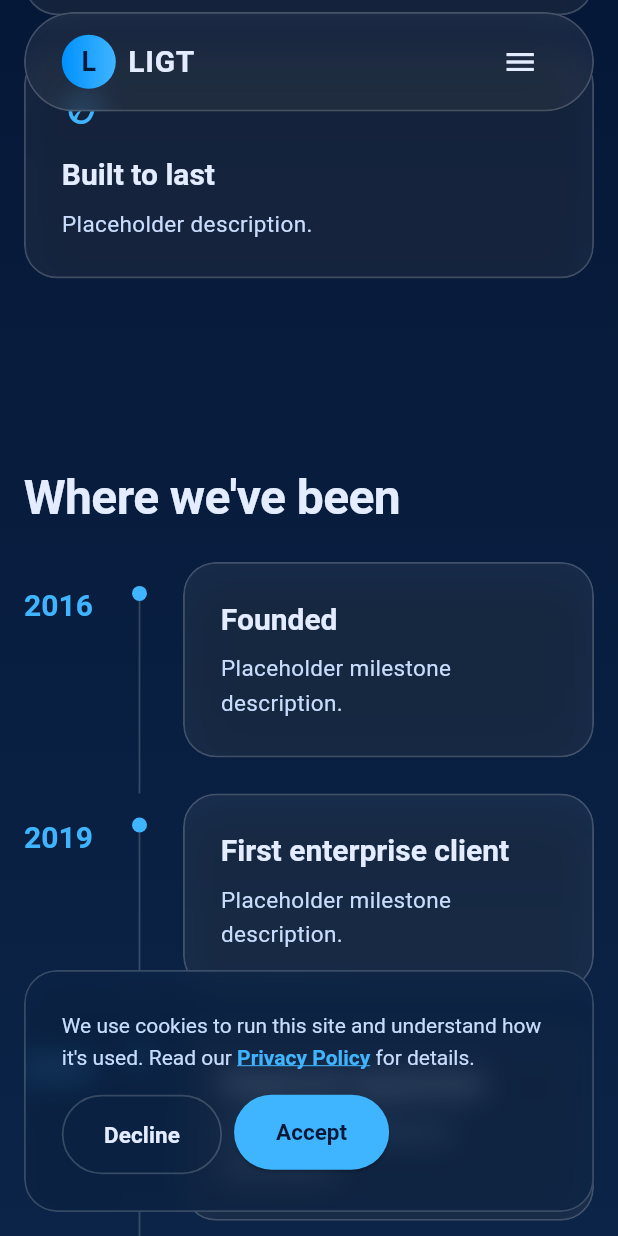
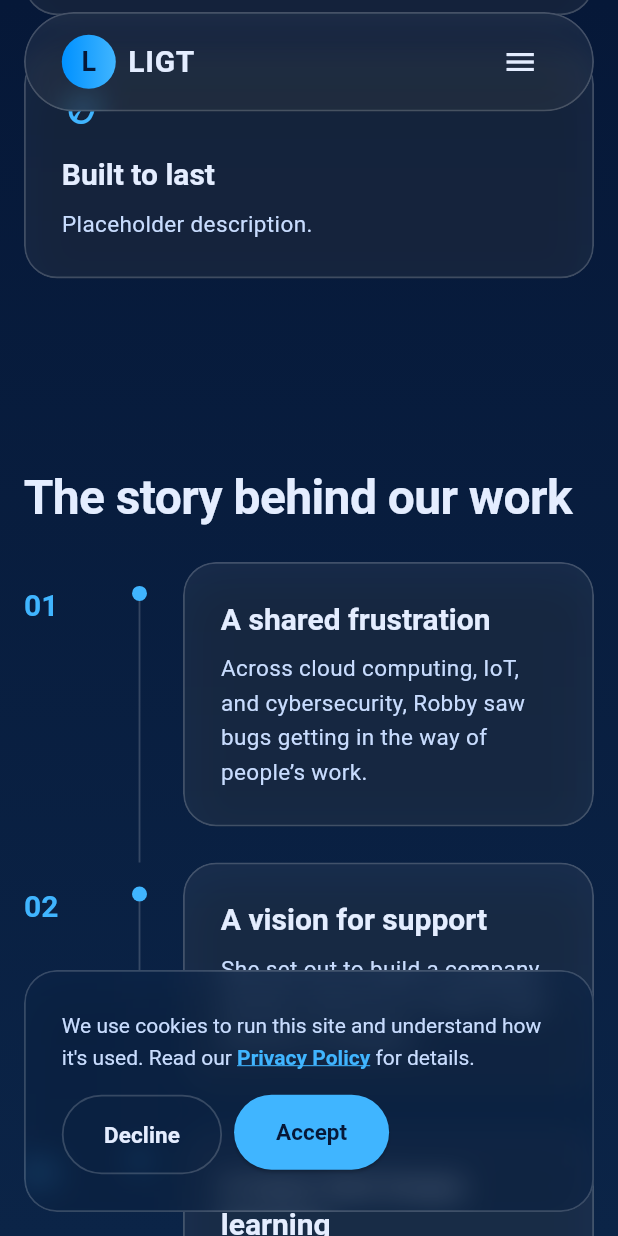
Before and after one commit to Eydriyelll/LetITGo_Technologies_clone, a Flutter app: the screen it shows after launch, scrolled down 2304 dp, on a phone screen of 412 x 824 dp. Run offline on Flutter 3.47's test engine with Material 3 defaults, Android fonts, the phone set to English and light mode, and no system bars; our stand-ins replace go_router, shared_preferences; Roboto replaces fonts that are missing (ClashDisplay, GeneralSans).

Commit message:
implement history page

```diff
--- a/lib/routing/app_router.dart
+++ b/lib/routing/app_router.dart
@@ -1,6 +1,7 @@
 import 'package:flutter/material.dart';
 import 'package:go_router/go_router.dart';
 import '../pages/home_page.dart';
+import '../pages/history_page.dart';
 import '../pages/privacy_policy_page.dart';
 import '../pages/terms_page.dart';
 import '../pages/not_found_page.dart';
@@ -23,6 +24,7 @@ import '../pages/not_found_page.dart';
 class AppRoutes {
   AppRoutes._();
   static const home = '/';
+  static const history = '/history';
   static const privacyPolicy = '/privacy-policy';
   static const terms = '/terms-and-conditions';
 }
@@ -58,6 +60,11 @@ final GoRouter appRouter = GoRouter(
       builder: (context, state) => const HomePage(),
     ),
     GoRoute(
+      path: AppRoutes.history,
+      name: 'history',
+      builder: (context, state) => const HistoryPage(),
+    ),
+    GoRoute(
       path: AppRoutes.privacyPolicy,
       name: 'privacy-policy',
       builder: (context, state) => const PrivacyPolicyPage(),
--- a/lib/sections/history_section.dart
+++ b/lib/sections/history_section.dart
@@ -1,26 +1,35 @@
 import 'package:flutter/material.dart';
+import 'package:go_router/go_router.dart';
 import '../theme/app_theme.dart';
 import '../utils/responsive.dart';
 import '../widgets/glass_card.dart';
 
 class _Milestone {
-  final String year;
+  final String step;
   final String title;
   final String description;
-  const _Milestone(this.year, this.title, this.description);
+  const _Milestone(this.step, this.title, this.description);
 }
 
-/// Vertical timeline on mobile/tablet, horizontal-feeling stacked cards
-/// with a connecting rule on desktop.
-/// TODO: [Content Dev] Replace with real company milestones.
 class HistorySection extends StatelessWidget {
   const HistorySection({super.key});
 
   static const _milestones = <_Milestone>[
-    _Milestone('2016', 'Founded', 'Placeholder milestone description.'),
-    _Milestone('2019', 'First enterprise client', 'Placeholder milestone description.'),
-    _Milestone('2022', 'Regional expansion', 'Placeholder milestone description.'),
-    _Milestone('2025', 'Security practice launched', 'Placeholder milestone description.'),
+    _Milestone(
+      '01',
+      'A shared frustration',
+      'Across cloud computing, IoT, and cybersecurity, Robby saw bugs getting in the way of people’s work.',
+    ),
+    _Milestone(
+      '02',
+      'A vision for support',
+      'She set out to build a company people could turn to when bugs became a problem.',
+    ),
+    _Milestone(
+      '03',
+      'A team that keeps learning',
+      'With a close group of friends, Robby brought the idea to life. Together, we keep adapting and improving.',
+    ),
   ];
 
   @override
@@ -30,13 +39,19 @@ class HistorySection extends StatelessWidget {
       child: Column(
         crossAxisAlignment: CrossAxisAlignment.start,
         children: [
-          Text('Where we\'ve been', style: Theme.of(context).textTheme.headlineLarge),
+          Text('The story behind our work', style: Theme.of(context).textTheme.headlineLarge),
           const SizedBox(height: AppSpacing.lg),
           for (int i = 0; i < _milestones.length; i++)
             _TimelineRow(
               milestone: _milestones[i],
               isLast: i == _milestones.length - 1,
             ),
+          const SizedBox(height: AppSpacing.sm),
+          OutlinedButton.icon(
+            onPressed: () => context.push('/history'),
+            icon: const Icon(Icons.arrow_forward, size: 18),
+            label: const Text('Read our full story'),
+          ),
         ],
       ),
     );
@@ -59,7 +74,7 @@ class _TimelineRow extends StatelessWidget {
             child: Padding(
               padding: const EdgeInsets.only(top: AppSpacing.md),
               child: Text(
-                milestone.year,
+                milestone.step,
                 style: Theme.of(context).textTheme.titleLarge?.copyWith(
                       color: AppColors.accentLight,
                     ),
```
Also changed, not shown: analysis_options.yaml (+9 -0 lines), lib/pages/history_page.dart (added, +154 -0 lines), lib/sections/footer_section.dart (+13 -4 lines), 2 other files.
